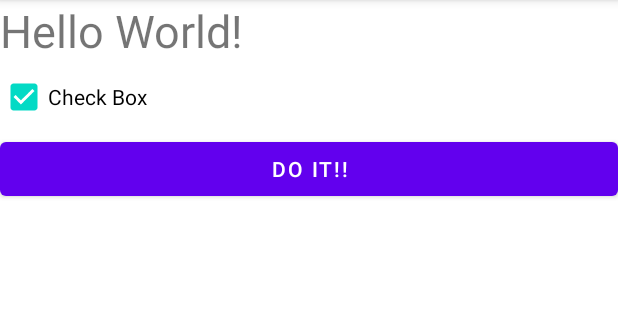
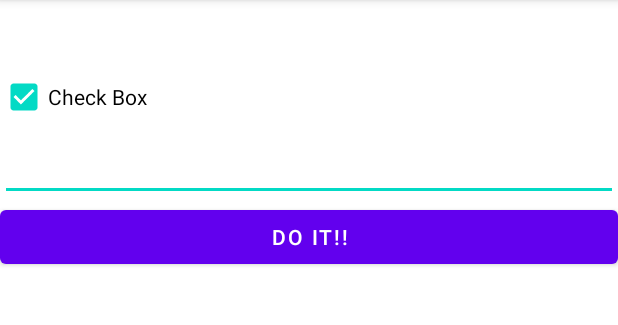
Before and after one commit to go4521304/2022_SGP-Project, an Android app: the screen it shows after launch (MainActivity), after a tap on "DO IT!!", on a phone screen of 412 x 824 dp, the part 84-409 px from its top. Run offline under Robolectric (Android 15) with nearby library versions, the phone set to English and light mode, and no system bars; 1 other tap on this screen came first.

Commit message:
Add EditText

```diff
--- a/Project/Morecontrols/app/src/main/java/kr/ac/tukorea/morecontrols/MainActivity.java
+++ b/Project/Morecontrols/app/src/main/java/kr/ac/tukorea/morecontrols/MainActivity.java
@@ -6,17 +6,23 @@ import android.os.Bundle;
 import android.util.Log;
 import android.view.View;
 import android.widget.CheckBox;
+import android.widget.EditText;
+import android.widget.TextView;
 
 public class MainActivity extends AppCompatActivity {
 
     private static final String TAG = MainActivity.class.getSimpleName();
     private CheckBox checkbox;
+    private TextView outputTextView;
+    private EditText nameEdit;
 
     @Override
     protected void onCreate(Bundle savedInstanceState) {
         super.onCreate(savedInstanceState);
         setContentView(R.layout.activity_main);
         checkbox = findViewById(R.id.checkbox);
+        outputTextView = findViewById(R.id.outputTextView);
+        nameEdit = findViewById(R.id.nameEdit);
     }
 
     public void onCheckBox(View view) {
@@ -26,5 +32,7 @@ public class MainActivity extends AppCompatActivity {
 
     public void onBtnDoIt(View view) {
         Log.d(TAG, "onBtnDoIt, check=" + checkbox.isChecked());
+        String text = nameEdit.getText().toString();
+        outputTextView.setText(text);
     }
 }
--- a/Project/Morecontrols/app/src/main/res/layout/activity_main.xml
+++ b/Project/Morecontrols/app/src/main/res/layout/activity_main.xml
@@ -21,6 +21,11 @@
         android:onClick="onCheckBox"
         android:text="@string/checkbox" />
 
+    <EditText
+        android:id="@+id/nameEdit"
+        android:layout_width="match_parent"
+        android:layout_height="wrap_content"/>
+
     <Button
         android:layout_width="match_parent"
         android:layout_height="wrap_content"
```
